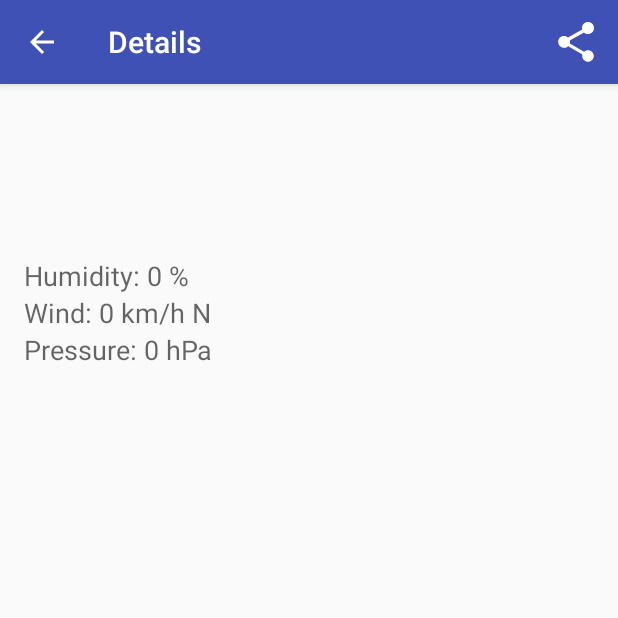
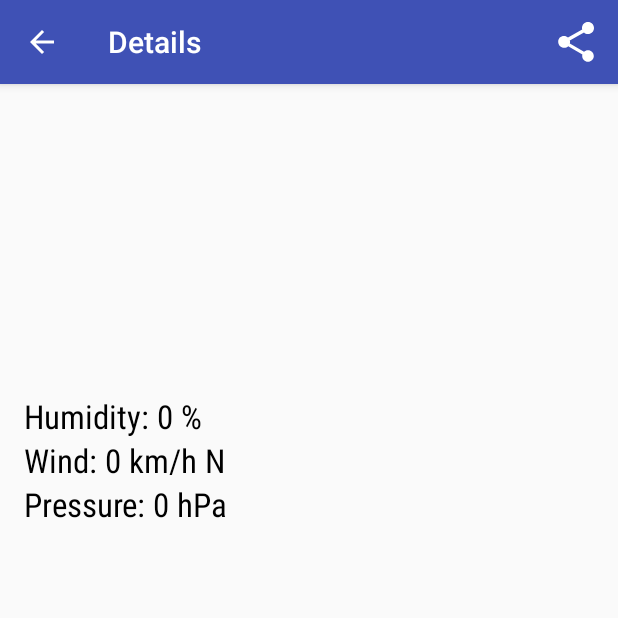
Before and after one commit to gitgik/Forecast, an Android app: the DetailActivityFragment screen opened directly, with no data from a screen before it, on a phone screen of 412 x 824 dp, the top half of it. Run offline under Robolectric (Android 15) with nearby library versions, the phone set to English and light mode, and no system bars; 16 statements that could not run were skipped.

Commit message:
(chore) Add styles for the action bar

```diff
--- a/app/src/main/res/layout/fragment_detail.xml
+++ b/app/src/main/res/layout/fragment_detail.xml
@@ -17,7 +17,8 @@
             android:layout_width="wrap_content"
             android:layout_height="wrap_content"
             android:id="@+id/detail_date_textview"
-            android:textAppearance="?android:textAppearanceLarge"/>
+            android:textAppearance="?android:textAppearanceLarge"
+            android:textColor="@android:color/black"/>
 
         <LinearLayout
             android:layout_width="match_parent"
@@ -35,13 +36,16 @@
                     android:layout_width="wrap_content"
                     android:layout_height="wrap_content"
                     android:id="@+id/detail_high_textview"
-                    android:textAppearance="?android:textAppearanceLarge"/>
+                    android:textSize="72sp"
+                    android:fontFamily="sans-serif-light"
+                    android:textColor="@android:color/black"/>
 
                 <TextView
                     android:layout_width="wrap_content"
                     android:layout_height="wrap_content"
                     android:id="@+id/detail_low_textview"
-                    android:textAppearance="?android:textAppearanceMedium"/>
+                    android:textSize="36sp"
+                    android:fontFamily="sans-serif-light" />
 
             </LinearLayout>
 
@@ -69,17 +73,23 @@
             android:id="@+id/detail_humidity_textview"
             android:layout_width="wrap_content"
             android:layout_height="wrap_content"
-            android:textAppearance="?android:textAppearanceMedium"/>
+            android:textSize="22sp"
+            android:fontFamily="sans-serif-condensed"
+            android:textColor="@android:color/black"/>
         <TextView
             android:id="@+id/detail_wind_textview"
             android:layout_width="wrap_content"
             android:layout_height="wrap_content"
-            android:textAppearance="?android:textAppearanceMedium"/>
+            android:textSize="22sp"
+            android:fontFamily="sans-serif-condensed"
+            android:textColor="@android:color/black"/>
         <TextView
             android:id="@+id/detail_pressure_textview"
             android:layout_width="wrap_content"
             android:layout_height="wrap_content"
-            android:textAppearance="?android:textAppearanceMedium"/>
+            android:textSize="22sp"
+            android:fontFamily="sans-serif-condensed"
+            android:textColor="@android:color/black"/>
 
 
     </LinearLayout>
--- a/app/src/main/res/values-v21/styles.xml
+++ b/app/src/main/res/values-v21/styles.xml
@@ -1,4 +1,11 @@
  <resources>
+     <!-- Base application theme. -->
+     <style name="AppTheme" parent="Theme.AppCompat.Light.DarkActionBar">
+         <!-- Customize your theme here. -->
+         <item name="colorPrimary">@color/colorPrimary</item>
+         <item name="colorPrimaryDark">@color/colorPrimaryDark</item>
+         <item name="colorAccent">@color/colorAccent</item>
+     </style>
 
      <style name="AppTheme.NoActionBar">
          <item name="windowActionBar">false</item>
@@ -6,4 +13,24 @@
          <item name="android:windowDrawsSystemBarBackgrounds">true</item>
          <item name="android:statusBarColor">@android:color/transparent</item>
      </style>
+
+     <!-- Action bar style -->
+     <style name="ActionBar.Solid.Forecast" parent="@style/Widget.AppCompat.Light.ActionBar.Solid.Inverse">
+         <item name="background">@color/colorPrimary</item>
+     </style>
+
+     <!-- Main activity action bar style -->
+     <style name="ActionBar.Solid.Forecast.NoTitle"
+         parent="@style/ActionBar.Solid.Forecast">
+         <item name="displayOptions">useLogo|showHome</item>
+         <item name="logo">@drawable/ic_logo</item>
+     </style>
+
+     <style name="AppTheme.AppBarOverlay" parent="ThemeOverlay.AppCompat.Dark.ActionBar" />
+
+     <style name="AppTheme.PopupOverlay" parent="ThemeOverlay.AppCompat.Light" />
+
+     <style name="ForecastListStyle">
+         <!-- For two-pane layout in screens with sufficient width -->
+     </style>
  </resources>
--- a/app/src/main/res/values/colors.xml
+++ b/app/src/main/res/values/colors.xml
@@ -3,4 +3,5 @@
     <color name="colorPrimary">#3F51B5</color>
     <color name="colorPrimaryDark">#303F9F</color>
     <color name="colorAccent">#FF4081</color>
+    <color name="colorGrey">#e5e2e3</color>
 </resources>
--- a/app/src/main/res/values/styles.xml
+++ b/app/src/main/res/values/styles.xml
@@ -8,9 +8,16 @@
         <item name="colorAccent">@color/colorAccent</item>
     </style>
 
-    <style name="AppTheme.NoActionBar">
-        <item name="windowActionBar">false</item>
-        <item name="windowNoTitle">true</item>
+    <!-- Action bar style -->
+    <style name="ActionBar.Solid.Forecast" parent="@style/Widget.AppCompat.Light.ActionBar.Solid.Inverse">
+        <item name="background">@color/colorPrimary</item>
+    </style>
+
+    <!-- Main activity action bar style -->
+    <style name="ActionBar.Solid.Forecast.NoTitle"
+        parent="@style/ActionBar.Solid.Forecast">
+        <item name="displayOptions">useLogo|showHome</item>
+        <item name="logo">@drawable/ic_logo</item>
     </style>
 
     <style name="AppTheme.AppBarOverlay" parent="ThemeOverlay.AppCompat.Dark.ActionBar" />
```
Also changed, not shown: app/src/main/res/drawable/touch_selector.xml (added, +12 -0 lines), app/src/main/res/drawable/touch_text.xml (added, +9 -0 lines), app/src/main/res/layout/list_item_forecast.xml (+12 -4 lines), app/src/main/res/layout/list_item_forecast_today.xml (+7 -3 lines). Lines whose indentation alone changed are shown as unchanged.
